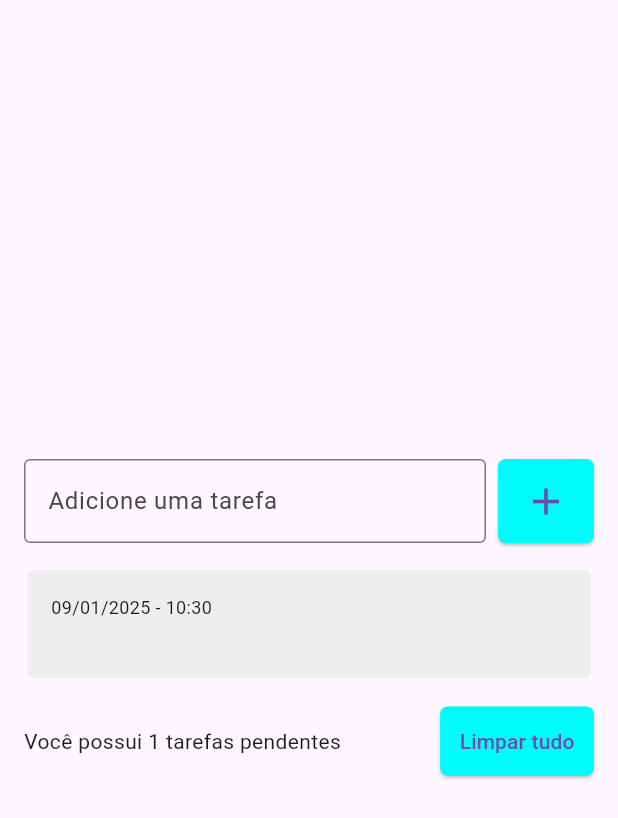
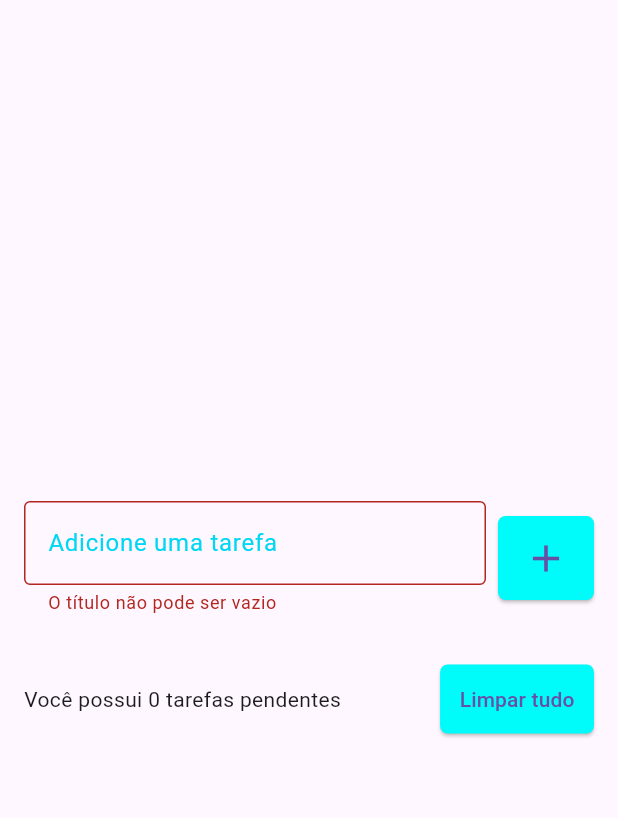
Before and after one commit to ChristianGCa/todo_list, a Flutter app: the screen it shows after launch, after a tap on the "add" icon, on a phone screen of 412 x 824 dp. Shown: the top 818 px of the screen. Run offline on Flutter 3.47's test engine with Material 3 defaults, Android fonts, the phone set to English and light mode, and no system bars; drawn by our look-alikes of flutter_slidable; our stand-ins replace shared_preferences.

Commit message:
v1.0 - Tarefas persistentes

```diff
--- a/lib/models/todo.dart
+++ b/lib/models/todo.dart
@@ -2,6 +2,17 @@ class Todo {
 
   Todo ({required this.title, required this.dateTime});
 
+  Todo.fromJson(Map<String, dynamic> json)
+    : title = json['title'],
+      dateTime = DateTime.parse(json['datetime']);
+
   String title;
   DateTime dateTime;
+
+  Map<String, dynamic> toJson() {
+    return {
+      'title': title,
+      'datetime': dateTime.toIso8601String(),
+    };
+  }
 }
--- a/lib/pages/todo_list_page.dart
+++ b/lib/pages/todo_list_page.dart
@@ -1,6 +1,5 @@
-import 'dart:math';
-
 import 'package:flutter/material.dart';
+import 'package:todo_list/repositories/todo_repository.dart';
 
 import '../models/todo.dart';
 import '../widgets/todo_list_item.dart';
@@ -14,10 +13,23 @@ class TodoListPage extends StatefulWidget {
 
 class _TodoListPageState extends State<TodoListPage> {
   final TextEditingController todoController = TextEditingController();
+  final TodoRepository todoRepository = TodoRepository();
 
   List<Todo> todos = [];
   Todo? deletedTodo;
   int? deletedTodoPos;
+
+  String? errorText;
+
+  @override
+  void initState() {
+    super.initState();
+    todoRepository.getTodoList().then((value) {
+      setState(() {
+        todos = value;
+      });
+    });
+  }
 
   @override
   Widget build(BuildContext context) {
@@ -39,6 +51,14 @@ class _TodoListPageState extends State<TodoListPage> {
                         border: OutlineInputBorder(),
                         labelText: 'Adicione uma tarefa',
                         hintText: 'Ex: Estudar Flutter',
+                        errorText: errorText,
+                        focusedBorder: OutlineInputBorder(
+                          borderSide:
+                              BorderSide(color: Color(0xff00d7f3), width: 2),
+                        ),
+                        labelStyle: TextStyle(
+                          color: Color(0xff00d7f3),
+                        ),
                       ),
                     ),
                   ),
@@ -46,6 +66,14 @@ class _TodoListPageState extends State<TodoListPage> {
                   ElevatedButton(
                     onPressed: () {
                       String text = todoController.text;
+
+                      if (text.isEmpty) {
+                        setState(() {
+                          errorText = 'O título não pode ser vazio';
+                        });
+                        return;
+                      }
+
                       setState(
                         () {
                           Todo newTodo = Todo(
@@ -53,9 +81,11 @@ class _TodoListPageState extends State<TodoListPage> {
                             dateTime: DateTime.now(),
                           );
                           todos.add(newTodo);
+                          errorText = null;
                         },
                       );
                       todoController.clear();
+                      todoRepository.saveTodoList(todos);
                     },
                     style: ElevatedButton.styleFrom(
                         backgroundColor: Color(0xff00fbfb),
@@ -120,6 +150,7 @@ class _TodoListPageState extends State<TodoListPage> {
     setState(() {
       todos.remove(todo);
     });
+    todoRepository.saveTodoList(todos);
 
     ScaffoldMessenger.of(context).clearSnackBars();
     ScaffoldMessenger.of(context).showSnackBar(SnackBar(
@@ -138,6 +169,7 @@ class _TodoListPageState extends State<TodoListPage> {
             // Aqui temos certeza de que não são nulos, pois setamos eles anteriormente
             todos.insert(deletedTodoPos!, deletedTodo!);
           });
+          todoRepository.saveTodoList(todos);
         },
       ),
       duration: const Duration(seconds: 5),
@@ -175,6 +207,6 @@ class _TodoListPageState extends State<TodoListPage> {
     setState(() {
       todos.clear();
     });
+    todoRepository.saveTodoList(todos);
   }
-
 }
--- /dev/null
+++ b/lib/repositories/todo_repository.dart
@@ -0,0 +1,21 @@
+import 'package:shared_preferences/shared_preferences.dart';
+import 'package:todo_list/models/todo.dart';
+import 'dart:convert';
+
+const todoListKey = 'todo_list';
+
+class TodoRepository {
+  late SharedPreferences sharedPreferences;
+
+  Future<List<Todo>> getTodoList() async {
+    sharedPreferences = await SharedPreferences.getInstance();
+    final String jsonString = sharedPreferences.getString(todoListKey) ?? '[]'; //Se não encontrou nenhuma tarefa, retorna []
+    final List jsonDecoded = json.decode(jsonString) as List;
+    return jsonDecoded.map((e) => Todo.fromJson(e)).toList();
+  }
+
+  void saveTodoList(List<Todo> todos) {
+    final String jsonString = json.encode(todos);
+    sharedPreferences.setString('todo_list', jsonString);
+  }
+}
--- a/pubspec.yaml
+++ b/pubspec.yaml
@@ -36,6 +36,7 @@ dependencies:
   cupertino_icons: ^1.0.8
   intl:
   flutter_slidable: ^3.1.2
+  shared_preferences: ^2.3.5
 
 dev_dependencies:
   flutter_test:
```
Lines whose indentation alone changed are shown as unchanged.
